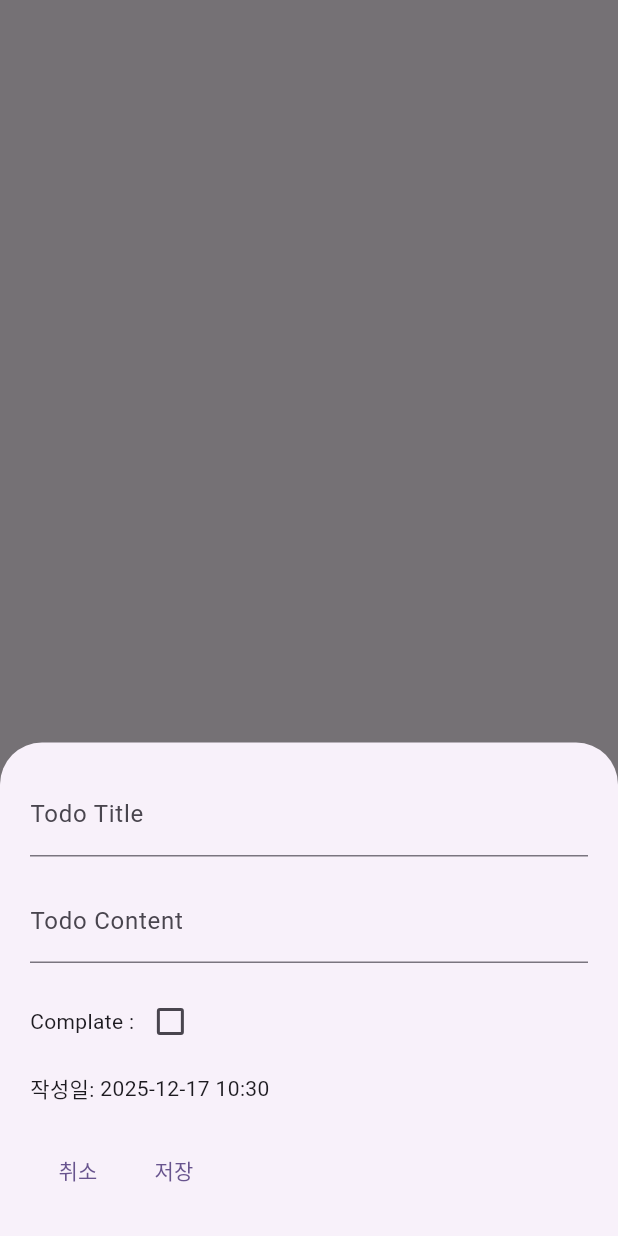
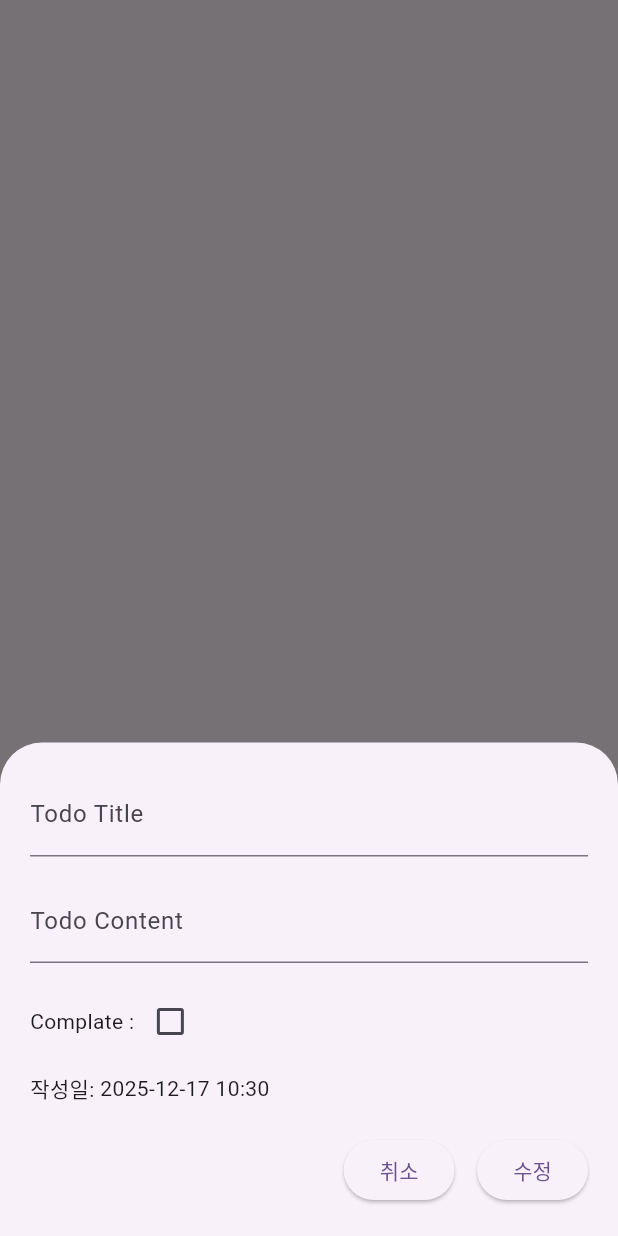
Before and after one commit to DanannEstherQahnaarin/flutter-provider-ex01, a Flutter app: what showUpdateTodoBottomSheet() shows on an empty page, opened directly with empty values, on a phone screen of 412 x 824 dp. Run offline on Flutter 3.47's test engine with Material 3 defaults, Android fonts, the phone set to English and light mode, and no system bars.

Commit message:
목록조회 기능 작업,  삭제기능 작업, 수정기능 작업

```diff
--- a/lib/view/todo_detail.dart
+++ b/lib/view/todo_detail.dart
@@ -1,5 +1,7 @@
 import 'package:flutter/material.dart';
 import 'package:flutter_provider_ex01/models/todo.dart';
+import 'package:flutter_provider_ex01/provider/todo_provider.dart';
+import 'package:provider/provider.dart';
 
 void showUpdateTodoBottomSheet({required Todo todo, required BuildContext context}) {
   final formKey = GlobalKey<FormState>();
@@ -14,7 +16,9 @@ void showUpdateTodoBottomSheet({required Todo todo, required BuildContext contex
   showModalBottomSheet(
     context: context,
     isScrollControlled: true,
-    builder: (bottomSheetContext) => StatefulBuilder(
+    builder: (bottomSheetContext) {
+      final provider = bottomSheetContext.read<TodoProvider>();
+      return StatefulBuilder(
         builder: (builderContext, setState) => Padding(
           padding: const EdgeInsets.all(20),
           child: Form(
@@ -112,15 +116,38 @@ void showUpdateTodoBottomSheet({required Todo todo, required BuildContext contex
                 ],
                 const SizedBox(height: 20),
                 Row(
+                  mainAxisAlignment: MainAxisAlignment.end,
                   children: [
-                  TextButton(onPressed: () {}, child: const Text('취소')),
-                  TextButton(onPressed: () {}, child: const Text('저장')),
+                    ElevatedButton(
+                      onPressed: () {
+                        Navigator.pop(bottomSheetContext);
+                      },
+                      child: const Text('취소'),
+                    ),
+                    const SizedBox(width: 15),
+                    ElevatedButton(
+                      onPressed: () {
+                        final Todo updateTodo = Todo(
+                          id: todo.id,
+                          todoTitle: txtTitleController.text,
+                          todoContent: txtContentController.text,
+                          isComplate: isComplate,
+                          todoWriteDate: todo.todoWriteDate,
+                          todoComplateDate: isComplate ? selectedDate : null,
+                        );
+
+                        provider.modifyToTodoList(todo: updateTodo);
+                        Navigator.pop(bottomSheetContext);
+                      },
+                      child: const Text('수정'),
+                    ),
                   ],
                 ),
               ],
             ),
           ),
         ),
-    ),
+      );
+    },
   );
 }
```
Lines whose indentation alone changed are shown as unchanged.
